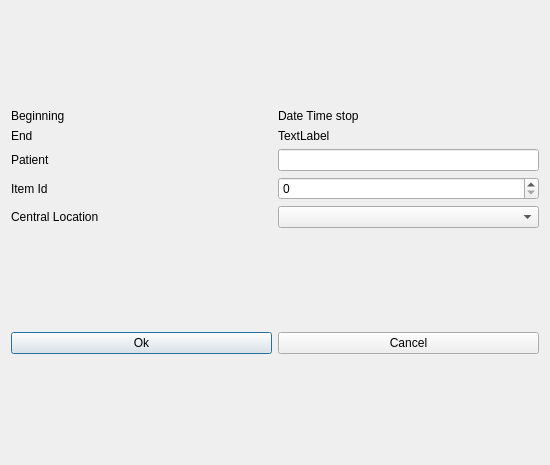
Qt form dyngraph/designer/physiodbexport.ui (jaj42/GraPhysio) before a commit.
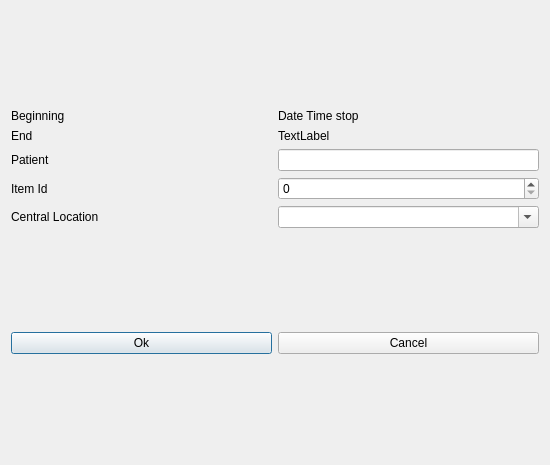
The same form after that commit.

```diff
--- a/dyngraph/designer/physiodbexport.ui
+++ b/dyngraph/designer/physiodbexport.ui
@@ -27,7 +27,11 @@
       </widget>
      </item>
      <item row="4" column="1">
-      <widget class="QComboBox" name="comboBox_2"/>
+      <widget class="QComboBox" name="comboBox_2">
+       <property name="editable">
+        <bool>true</bool>
+       </property>
+      </widget>
      </item>
      <item row="1" column="1">
       <widget class="QLabel" name="label_4">
```
